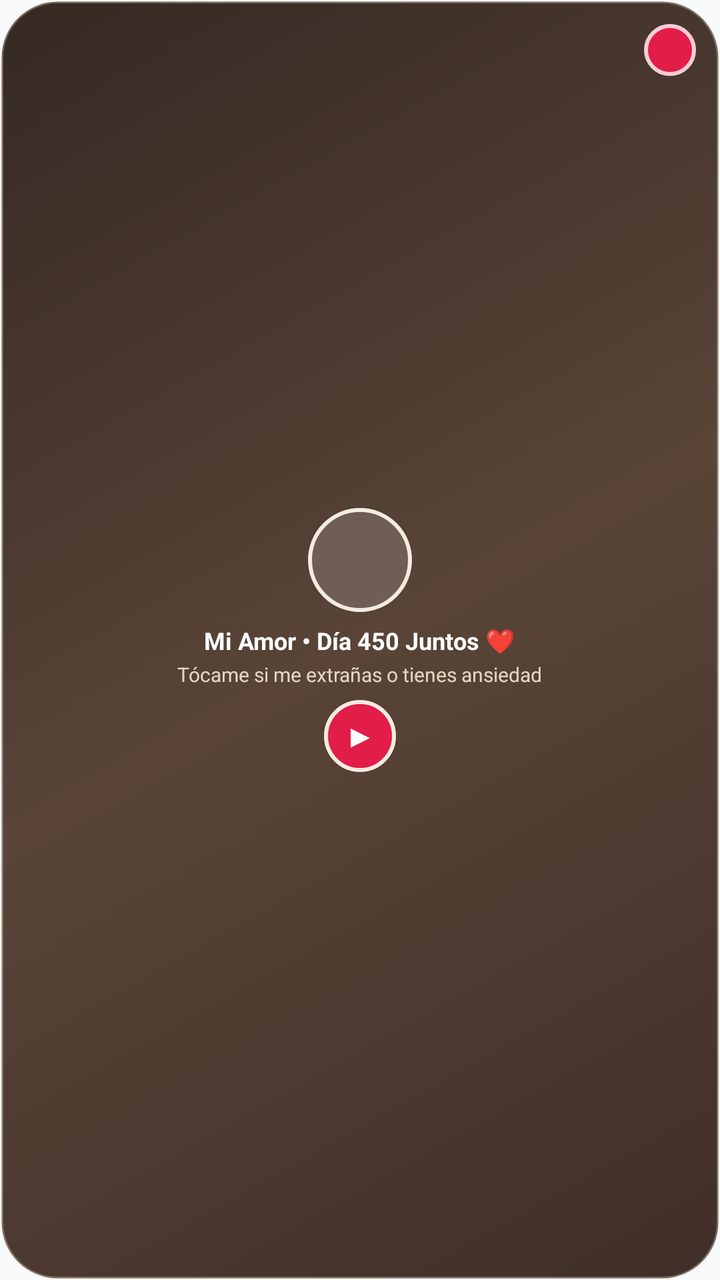
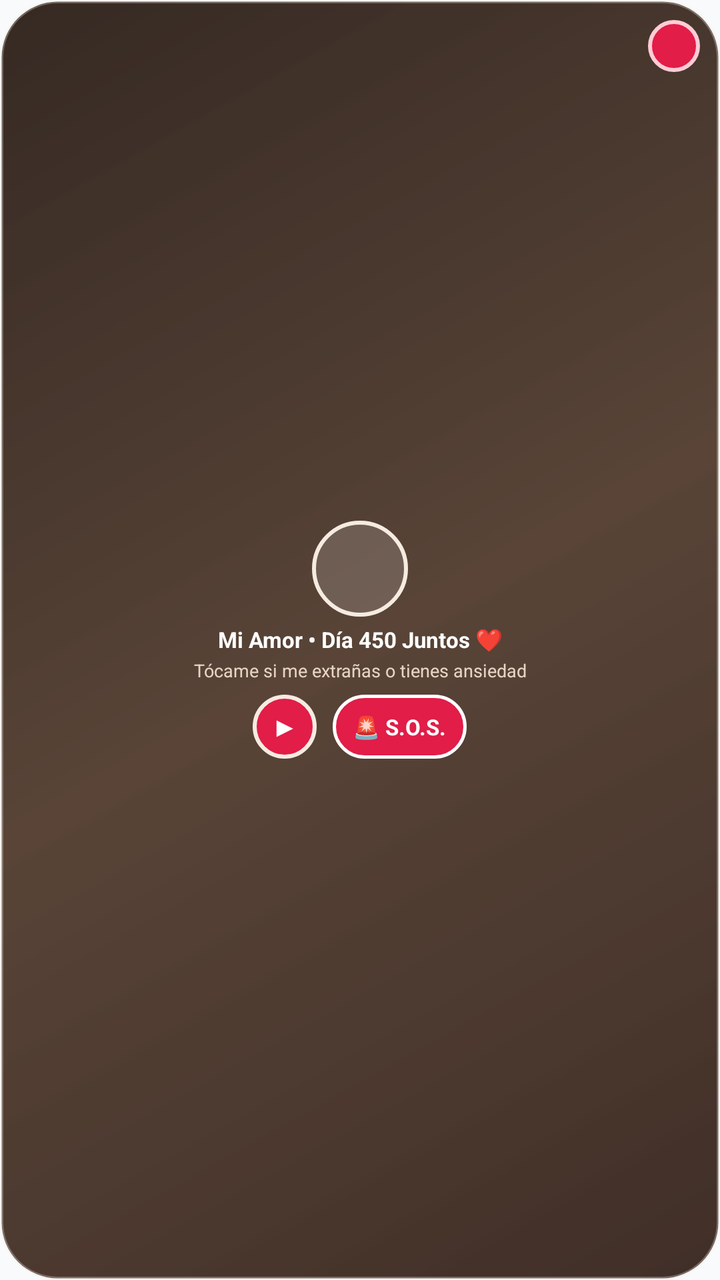

Before-and-after screenshots of an Android layout around one commit, followed by the original layout XML and the change that was made.
<!-- AndroidManifest.xml: application theme AppTheme -->
<!-- res/layout/heart_widget_layout.xml -->
<?xml version="1.0" encoding="utf-8"?>
<RelativeLayout xmlns:android="http://schemas.android.com/apk/res/android"
    android:id="@+id/widget_root"
    android:layout_width="match_parent"
    android:layout_height="match_parent"
    android:padding="12dp"
    android:background="@drawable/widget_bg_card">

    
    <FrameLayout
        android:layout_width="26dp"
        android:layout_height="26dp"
        android:layout_alignParentTop="true"
        android:layout_alignParentEnd="true"
        android:background="@drawable/widget_badge_glow">

        <ImageView
            android:id="@+id/widget_heart_icon"
            android:layout_width="14dp"
            android:layout_height="14dp"
            android:layout_gravity="center"
            android:src="@drawable/ic_heart"
            android:contentDescription="Heart Badge" />
    </FrameLayout>

    
    <LinearLayout
        android:layout_width="match_parent"
        android:layout_height="match_parent"
        android:orientation="vertical"
        android:gravity="center_horizontal|center_vertical">

        
        <FrameLayout
            android:layout_width="52dp"
            android:layout_height="52dp"
            android:background="@drawable/widget_photo_border"
            android:padding="2dp">

            <ImageView
                android:id="@+id/widget_photo"
                android:layout_width="match_parent"
                android:layout_height="match_parent"
                android:src="@mipmap/ic_launcher_round"
                android:scaleType="centerCrop"
                android:contentDescription="Foto Pareja" />
        </FrameLayout>

        
        
        <TextView
            android:id="@+id/widget_author_text"
            android:layout_width="wrap_content"
            android:layout_height="wrap_content"
            android:text="Mi Amor • Día 450 Juntos ❤️"
            android:textSize="12sp"
            android:textStyle="bold"
            android:textColor="#FFFFFF"
            android:layout_marginTop="6dp"
            android:gravity="center"
            android:maxLines="1"
            android:ellipsize="end" />

        
        <TextView
            android:id="@+id/widget_quote_text"
            android:layout_width="wrap_content"
            android:layout_height="wrap_content"
            android:text="Tócame si me extrañas o tienes ansiedad"
            android:textSize="10sp"
            android:textColor="#E6D5C3"
            android:layout_marginTop="2dp"
            android:gravity="center"
            android:maxLines="2"
            android:ellipsize="end"
            android:paddingStart="8dp"
            android:paddingEnd="8dp" />

        
        <LinearLayout
            android:id="@+id/widget_play_btn"
            android:layout_width="36dp"
            android:layout_height="36dp"
            android:layout_marginTop="6dp"
            android:background="@drawable/widget_play_btn_bg"
            android:gravity="center"
            android:clickable="true"
            android:focusable="true">

            <TextView
                android:id="@+id/widget_play_icon"
                android:layout_width="wrap_content"
                android:layout_height="wrap_content"
                android:text="▶"
                android:textColor="#FFFFFF"
                android:textSize="15sp"
                android:textStyle="bold" />
        </LinearLayout>

    </LinearLayout>

</RelativeLayout>
<!-- resources referenced by this layout -->
<resources>
  <!-- drawable ic_heart (drawable) -->
  <?xml version="1.0" encoding="utf-8"?>
  <vector xmlns:android="http://schemas.android.com/apk/res/android"
      android:width="48dp"
      android:height="48dp"
      android:viewportWidth="24"
      android:viewportHeight="24">
      <path
          android:fillColor="#E11D48"
          android:pathData="M12,21.35l-1.45,-1.32C5.4,15.36 2,12.28 2,8.5 2,5.42 4.42,3 7.5,3c1.74,0 3.41,0.81 4.5,2.09C13.09,3.81 14.76,3 16.5,3 19.58,3 22,5.42 22,8.5c0,3.78 -3.4,6.86 -8.55,11.54L12,21.35z" />
  </vector>
  <!-- drawable widget_badge_glow (drawable) -->
  <?xml version="1.0" encoding="utf-8"?>
  <shape xmlns:android="http://schemas.android.com/apk/res/android"
      android:shape="oval">
      <solid android:color="#E11D48" />
      <stroke
          android:width="2dp"
          android:color="#FFCCD5" />
  </shape>
  <!-- drawable widget_bg_card (drawable) -->
  <?xml version="1.0" encoding="utf-8"?>
  <shape xmlns:android="http://schemas.android.com/apk/res/android"
      android:shape="rectangle">
      <gradient
          android:angle="135"
          android:startColor="#E62B1810"
          android:centerColor="#D93D2314"
          android:endColor="#E61F120B"
          android:type="linear" />
      <corners android:radius="28dp" />
      <stroke
          android:width="1.5dp"
          android:color="#4DF5EBE1" />
  </shape>
  <!-- drawable widget_photo_border (drawable) -->
  <?xml version="1.0" encoding="utf-8"?>
  <shape xmlns:android="http://schemas.android.com/apk/res/android"
      android:shape="oval">
      <stroke
          android:width="2dp"
          android:color="#F5EBE1" />
      <solid android:color="#26FFFFFF" />
  </shape>
  <!-- drawable widget_play_btn_bg (drawable) -->
  <?xml version="1.0" encoding="utf-8"?>
  <shape xmlns:android="http://schemas.android.com/apk/res/android"
      android:shape="oval">
      <solid android:color="#E11D48" />
      <stroke
          android:width="2dp"
          android:color="#F5EBE1" />
  </shape>
  <!-- mipmap ic_launcher_round (mipmap-anydpi-v26) -->
  <?xml version="1.0" encoding="utf-8"?>
  <adaptive-icon xmlns:android="http://schemas.android.com/apk/res/android">
      <background android:drawable="@color/card_background" />
      <foreground android:drawable="@drawable/ic_heart" />
  </adaptive-icon>
  <style name="AppTheme" parent="Theme.AppCompat.DayNight.NoActionBar">
          <item name="android:textColor">@color/text_primary</item>
          <item name="android:windowBackground">@color/background_light</item>
      </style>
  <color name="card_background">#FFFFFF</color>
  <color name="text_primary">#0A0A0A</color>
  <color name="background_light">#F8FAFC</color>
</resources>

<!-- the commit's change to res/layout/heart_widget_layout.xml (unified diff, before → after) -->
@@ -3,7 +3,7 @@
     android:id="@+id/widget_root"
     android:layout_width="match_parent"
     android:layout_height="match_parent"
-    android:padding="12dp"
+    android:padding="10dp"
     android:background="@drawable/widget_bg_card">
 
     
@@ -32,8 +32,8 @@
 
         
         <FrameLayout
-            android:layout_width="52dp"
-            android:layout_height="52dp"
+            android:layout_width="48dp"
+            android:layout_height="48dp"
             android:background="@drawable/widget_photo_border"
             android:padding="2dp">
 
@@ -53,10 +53,10 @@
             android:layout_width="wrap_content"
             android:layout_height="wrap_content"
             android:text="Mi Amor • Día 450 Juntos ❤️"
-            android:textSize="12sp"
+            android:textSize="11sp"
             android:textStyle="bold"
             android:textColor="#FFFFFF"
-            android:layout_marginTop="6dp"
+            android:layout_marginTop="4dp"
             android:gravity="center"
             android:maxLines="1"
             android:ellipsize="end" />
@@ -67,34 +67,65 @@
             android:layout_width="wrap_content"
             android:layout_height="wrap_content"
             android:text="Tócame si me extrañas o tienes ansiedad"
-            android:textSize="10sp"
+            android:textSize="9sp"
             android:textColor="#E6D5C3"
             android:layout_marginTop="2dp"
             android:gravity="center"
-            android:maxLines="2"
+            android:maxLines="1"
             android:ellipsize="end"
-            android:paddingStart="8dp"
-            android:paddingEnd="8dp" />
+            android:paddingStart="6dp"
+            android:paddingEnd="6dp" />
 
         
         <LinearLayout
-            android:id="@+id/widget_play_btn"
-            android:layout_width="36dp"
-            android:layout_height="36dp"
-            android:layout_marginTop="6dp"
-            android:background="@drawable/widget_play_btn_bg"
+            android:layout_width="wrap_content"
+            android:layout_height="wrap_content"
+            android:orientation="horizontal"
             android:gravity="center"
-            android:clickable="true"
-            android:focusable="true">
+            android:layout_marginTop="6dp">
 
-            <TextView
-                android:id="@+id/widget_play_icon"
+            
+            <LinearLayout
+                android:id="@+id/widget_play_btn"
+                android:layout_width="32dp"
+                android:layout_height="32dp"
+                android:background="@drawable/widget_play_btn_bg"
+                android:gravity="center"
+                android:layout_marginEnd="8dp"
+                android:clickable="true"
+                android:focusable="true">
+
+                <TextView
+                    android:id="@+id/widget_play_icon"
+                    android:layout_width="wrap_content"
+                    android:layout_height="wrap_content"
+                    android:text="▶"
+                    android:textColor="#FFFFFF"
+                    android:textSize="13sp"
+                    android:textStyle="bold" />
+            </LinearLayout>
+
+            
+            <LinearLayout
+                android:id="@+id/widget_sos_btn"
                 android:layout_width="wrap_content"
-                android:layout_height="wrap_content"
-                android:text="▶"
-                android:textColor="#FFFFFF"
-                android:textSize="15sp"
-                android:textStyle="bold" />
+                android:layout_height="32dp"
+                android:background="@drawable/widget_sos_btn_bg"
+                android:paddingStart="10dp"
+                android:paddingEnd="10dp"
+                android:gravity="center"
+                android:clickable="true"
+                android:focusable="true">
+
+                <TextView
+                    android:layout_width="wrap_content"
+                    android:layout_height="wrap_content"
+                    android:text="🚨 S.O.S."
+                    android:textColor="#FFFFFF"
+                    android:textSize="11sp"
+                    android:textStyle="bold" />
+            </LinearLayout>
+
         </LinearLayout>
 
     </LinearLayout>
<!-- resource entries referenced after the edit -->
@@ -53,6 +53,16 @@
           android:width="2dp"
           android:color="#F5EBE1" />
   </shape>
+  <!-- drawable widget_sos_btn_bg (drawable) -->
+  <?xml version="1.0" encoding="utf-8"?>
+  <shape xmlns:android="http://schemas.android.com/apk/res/android"
+      android:shape="rectangle">
+      <corners android:radius="18dp" />
+      <solid android:color="#E11D48" />
+      <stroke
+          android:width="1.5dp"
+          android:color="#FFFFFF" />
+  </shape>
   <!-- mipmap ic_launcher_round (mipmap-anydpi-v26) -->
   <?xml version="1.0" encoding="utf-8"?>
   <adaptive-icon xmlns:android="http://schemas.android.com/apk/res/android">
